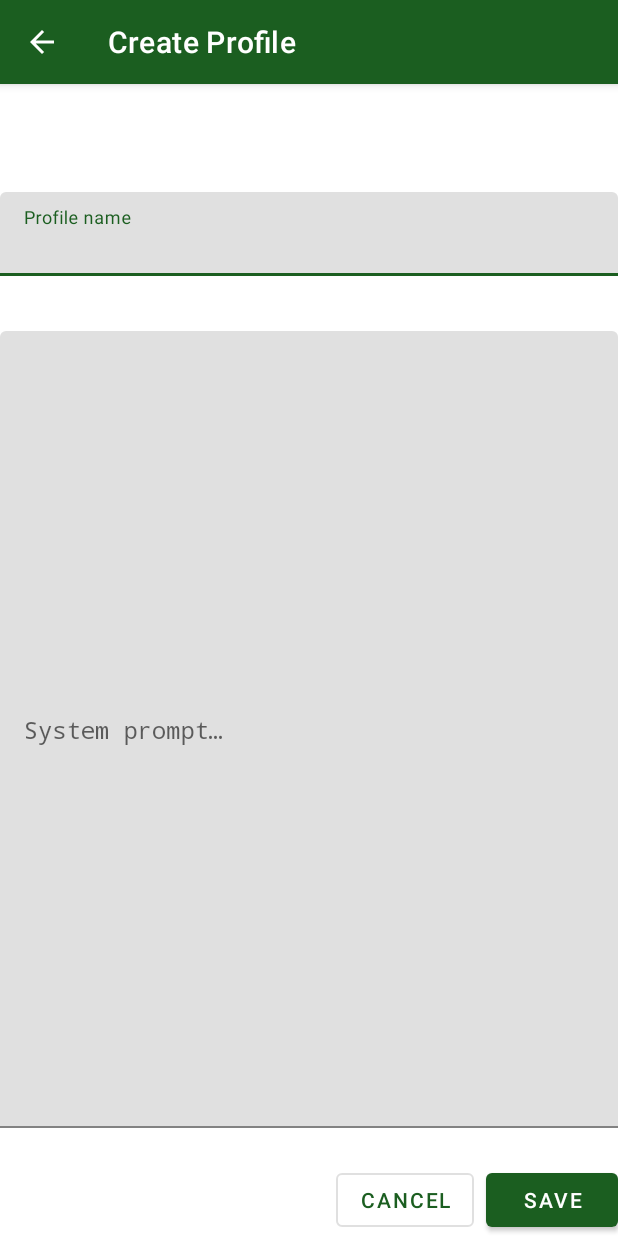
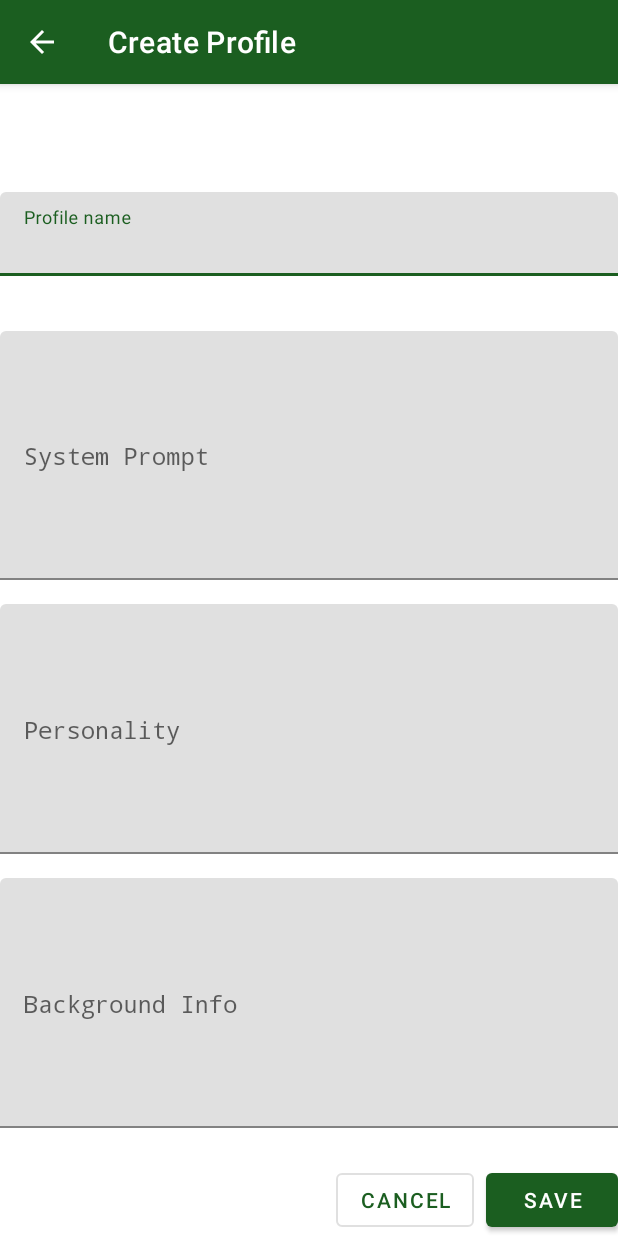
Before and after one commit to mrsheepuk/ha-live, an Android app: the ProfileManagementActivity screen opened directly, with no data from a screen before it, after a tap on "Create New Profile", on a phone screen of 412 x 824 dp. Run offline under Robolectric (Android 15) with nearby library versions, the phone set to English and light mode, and no system bars.

Commit message:
Refactor profile system to split system prompt into three components
Split the single systemPrompt field in Profile into three separate fields:
- systemPrompt: Core instructions for the AI assistant
- personality: Character and behavior traits
- backgroundInfo: Context about the user/environment

This aligns with the structure used in the default system prompt and
provides better organization and editability in the Profile Editor UI.

Changes:
- Profile.kt: Add three fields, getCombinedPrompt() method
- SystemPromptConfig.kt: Split default prompt into three constants
- ProfileEditorActivity: Three separate multiline input fields
- ProfileEditorViewModel: Handle three separate parameters
- MainViewModel: Use getCombinedPrompt() for Gemini initialization
- ProfileManager: Copy all three fields when duplicating
- ProfileAdapter: Show combined prompt in list preview
- activity_profile_editor.xml: Three equal-weighted text inputs
- strings.xml: Add hint strings for new fields

No data migration required as there are no existing users yet.

```diff
--- a/app/app/src/main/java/uk/co/mrsheep/halive/core/Profile.kt
+++ b/app/app/src/main/java/uk/co/mrsheep/halive/core/Profile.kt
@@ -14,6 +14,8 @@ data class Profile(
     val id: String = UUID.randomUUID().toString(),
     val name: String,
     val systemPrompt: String,
+    val personality: String,
+    val backgroundInfo: String,
     val isDefault: Boolean = false,
     val createdAt: Long = System.currentTimeMillis(),
     val lastUsedAt: Long = System.currentTimeMillis()
@@ -26,6 +28,8 @@ data class Profile(
             return Profile(
                 name = "Default",
                 systemPrompt = SystemPromptConfig.DEFAULT_SYSTEM_PROMPT,
+                personality = SystemPromptConfig.DEFAULT_PERSONALITY,
+                backgroundInfo = SystemPromptConfig.DEFAULT_BACKGROUND_INFO,
                 isDefault = true
             )
         }
@@ -39,13 +43,34 @@ data class Profile(
     }
 
     /**
+     * Combines the system prompt, personality, and background info into a single formatted prompt.
+     */
+    fun getCombinedPrompt(): String {
+        return """
+            <system_prompt>
+            $systemPrompt
+            </system_prompt>
+
+            <personality>
+            $personality
+            </personality>
+
+            <background_info>
+            $backgroundInfo
+            </background_info>
+        """.trimIndent()
+    }
+
+    /**
      * Returns a JSON string suitable for clipboard sharing.
      */
     fun toJsonString(): String {
         return """
         {
             "name": "$name",
-            "systemPrompt": "${systemPrompt.replace("\"", "\\\"")}"
+            "systemPrompt": "${systemPrompt.replace("\"", "\\\"")}",
+            "personality": "${personality.replace("\"", "\\\"")}",
+            "backgroundInfo": "${backgroundInfo.replace("\"", "\\\"")}"
         }
         """.trimIndent()
     }
--- a/app/app/src/main/java/uk/co/mrsheep/halive/core/ProfileManager.kt
+++ b/app/app/src/main/java/uk/co/mrsheep/halive/core/ProfileManager.kt
@@ -262,6 +262,8 @@ object ProfileManager {
         val duplicate = Profile(
             name = newName,
             systemPrompt = original.systemPrompt,
+            personality = original.personality,
+            backgroundInfo = original.backgroundInfo,
             isDefault = false // Duplicates are never default
         )
 
--- a/app/app/src/main/java/uk/co/mrsheep/halive/ui/ProfileEditorActivity.kt
+++ b/app/app/src/main/java/uk/co/mrsheep/halive/ui/ProfileEditorActivity.kt
@@ -27,6 +27,10 @@ class ProfileEditorActivity : AppCompatActivity() {
     private lateinit var profileNameInput: TextInputEditText
     private lateinit var systemPromptLayout: TextInputLayout
     private lateinit var systemPromptInput: TextInputEditText
+    private lateinit var personalityLayout: TextInputLayout
+    private lateinit var personalityInput: TextInputEditText
+    private lateinit var backgroundInfoLayout: TextInputLayout
+    private lateinit var backgroundInfoInput: TextInputEditText
     private lateinit var saveButton: Button
     private lateinit var cancelButton: Button
 
@@ -77,13 +81,19 @@ class ProfileEditorActivity : AppCompatActivity() {
         profileNameInput = findViewById(R.id.profileNameInput)
         systemPromptLayout = findViewById(R.id.systemPromptLayout)
         systemPromptInput = findViewById(R.id.systemPromptInput)
+        personalityLayout = findViewById(R.id.personalityLayout)
+        personalityInput = findViewById(R.id.personalityInput)
+        backgroundInfoLayout = findViewById(R.id.backgroundInfoLayout)
+        backgroundInfoInput = findViewById(R.id.backgroundInfoInput)
         saveButton = findViewById(R.id.saveButton)
         cancelButton = findViewById(R.id.cancelButton)
 
         saveButton.setOnClickListener {
             val name = profileNameInput.text?.toString() ?: ""
             val prompt = systemPromptInput.text?.toString() ?: ""
-            viewModel.saveProfile(name, prompt, editingProfileId)
+            val personality = personalityInput.text?.toString() ?: ""
+            val backgroundInfo = backgroundInfoInput.text?.toString() ?: ""
+            viewModel.saveProfile(name, prompt, personality, backgroundInfo, editingProfileId)
         }
 
         cancelButton.setOnClickListener {
@@ -109,6 +119,8 @@ class ProfileEditorActivity : AppCompatActivity() {
                 // Populate fields with loaded profile
                 profileNameInput.setText(state.profile.name)
                 systemPromptInput.setText(state.profile.systemPrompt)
+                personalityInput.setText(state.profile.personality)
+                backgroundInfoInput.setText(state.profile.backgroundInfo)
                 saveButton.isEnabled = true
             }
             is ProfileEditorState.Saving -> {
--- a/app/app/src/main/java/uk/co/mrsheep/halive/ui/adapters/ProfileAdapter.kt
+++ b/app/app/src/main/java/uk/co/mrsheep/halive/ui/adapters/ProfileAdapter.kt
@@ -58,7 +58,7 @@ class ProfileAdapter(
 
         fun bind(profile: Profile) {
             profileNameText.text = profile.name
-            promptPreviewText.text = profile.systemPrompt
+            promptPreviewText.text = profile.getCombinedPrompt()
 
             // Show/hide default badge
             defaultBadge.visibility = if (profile.isDefault) View.VISIBLE else View.GONE
--- a/app/app/src/main/res/layout/activity_profile_editor.xml
+++ b/app/app/src/main/res/layout/activity_profile_editor.xml
@@ -31,12 +31,54 @@
             android:layout_width="match_parent"
             android:layout_height="0dp"
             android:layout_weight="1"
-            android:hint="@string/profile_editor_prompt_hint"
+            android:hint="@string/profile_editor_system_prompt_hint"
+            app:errorEnabled="true"
+            android:layout_marginBottom="16dp">
+
+            <com.google.android.material.textfield.TextInputEditText
+                android:id="@+id/systemPromptInput"
+                android:layout_width="match_parent"
+                android:layout_height="match_parent"
+                android:gravity="top|start"
+                android:inputType="textMultiLine|textCapSentences"
+                android:scrollbars="vertical"
+                android:fontFamily="monospace" />
+
+        </com.google.android.material.textfield.TextInputLayout>
+
+        <!-- Personality Input -->
+        <com.google.android.material.textfield.TextInputLayout
+            android:id="@+id/personalityLayout"
+            android:layout_width="match_parent"
+            android:layout_height="0dp"
+            android:layout_weight="1"
+            android:hint="@string/profile_editor_personality_hint"
+            app:errorEnabled="true"
+            android:layout_marginBottom="16dp">
+
+            <com.google.android.material.textfield.TextInputEditText
+                android:id="@+id/personalityInput"
+                android:layout_width="match_parent"
+                android:layout_height="match_parent"
+                android:gravity="top|start"
+                android:inputType="textMultiLine|textCapSentences"
+                android:scrollbars="vertical"
+                android:fontFamily="monospace" />
+
+        </com.google.android.material.textfield.TextInputLayout>
+
+        <!-- Background Info Input -->
+        <com.google.android.material.textfield.TextInputLayout
+            android:id="@+id/backgroundInfoLayout"
+            android:layout_width="match_parent"
+            android:layout_height="0dp"
+            android:layout_weight="1"
+            android:hint="@string/profile_editor_background_info_hint"
             app:errorEnabled="true"
             android:layout_marginBottom="24dp">
 
             <com.google.android.material.textfield.TextInputEditText
-                android:id="@+id/systemPromptInput"
+                android:id="@+id/backgroundInfoInput"
                 android:layout_width="match_parent"
                 android:layout_height="match_parent"
                 android:gravity="top|start"
--- a/app/app/src/main/res/values/strings.xml
+++ b/app/app/src/main/res/values/strings.xml
@@ -32,7 +32,9 @@
     <string name="profile_editor_title_create">Create Profile</string>
     <string name="profile_editor_title_edit">Edit Profile</string>
     <string name="profile_editor_name_hint">Profile name</string>
-    <string name="profile_editor_prompt_hint">System prompt…</string>
+    <string name="profile_editor_system_prompt_hint">System Prompt</string>
+    <string name="profile_editor_personality_hint">Personality</string>
+    <string name="profile_editor_background_info_hint">Background Info</string>
     <string name="profile_editor_save">Save</string>
     <string name="profile_editor_cancel">Cancel</string>
     <string name="profile_editor_duplicate_name_error">A profile with this name already exists</string>
```
Also changed, not shown: app/app/src/main/java/uk/co/mrsheep/halive/core/SystemPromptConfig.kt (+33 -1 lines), app/app/src/main/java/uk/co/mrsheep/halive/ui/MainViewModel.kt (+4 -4 lines), app/app/src/main/java/uk/co/mrsheep/halive/ui/ProfileEditorViewModel.kt (+8 -2 lines).
